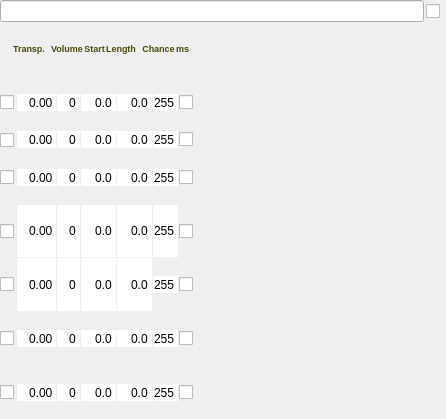
This is Qt/qt4_patch_widget.ui in kmatheussen/radium as Qt 5 draws it before an edit. The edited form follows.
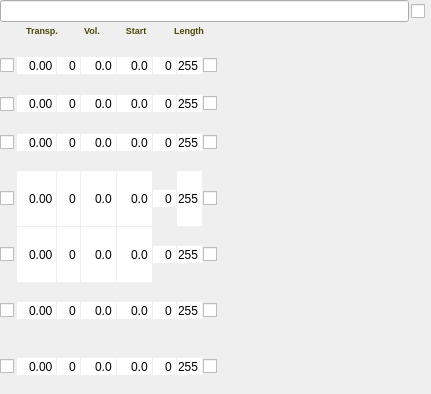
This is the edited form.

Commit message: Instrument GUI: Add "pan" column to the note duplicator. Only enabled in the sample player and the Pd instrument since those are the only instruments supporting panning of individual notes.

The edit to the form file:
```diff
--- a/Qt/qt4_patch_widget.ui
+++ b/Qt/qt4_patch_widget.ui
@@ -6,8 +6,8 @@
    <rect>
     <x>0</x>
     <y>0</y>
-    <width>446</width>
-    <height>419</height>
+    <width>431</width>
+    <height>394</height>
    </rect>
   </property>
   <property name="sizePolicy">
@@ -125,31 +125,28 @@
        <number>0</number>
       </property>
       <item>
-       <layout class="QHBoxLayout" name="horizontalLayout_22">
-        <property name="spacing">
-         <number>1</number>
+       <widget class="QWidget" name="labels_widget" native="true">
+        <property name="minimumSize">
+         <size>
+          <width>0</width>
+          <height>15</height>
+         </size>
         </property>
-        <property name="rightMargin">
-         <number>0</number>
-        </property>
-        <item>
-         <spacer name="horizontalSpacer_9">
-          <property name="orientation">
-           <enum>Qt::Horizontal</enum>
-          </property>
-          <property name="sizeType">
-           <enum>QSizePolicy::Fixed</enum>
-          </property>
-          <property name="sizeHint" stdset="0">
+        <property name="maximumSize">
            <size>
-            <width>13</width>
-            <height>2</height>
-           </size>
-          </property>
-         </spacer>
-        </item>
-        <item>
+          <width>16777215</width>
+          <height>15</height>
+         </size>
+        </property>
          <widget class="QLabel" name="nd_label4">
+         <property name="geometry">
+          <rect>
+           <x>24</x>
+           <y>1</y>
+           <width>36</width>
+           <height>16</height>
+          </rect>
+         </property>
           <property name="sizePolicy">
            <sizepolicy hsizetype="Fixed" vsizetype="Preferred">
             <horstretch>0</horstretch>
@@ -163,25 +160,15 @@
            <set>Qt::AlignCenter</set>
           </property>
          </widget>
-        </item>
-        <item>
-         <spacer name="horizontalSpacer_5">
-          <property name="orientation">
-           <enum>Qt::Horizontal</enum>
-          </property>
-          <property name="sizeType">
-           <enum>QSizePolicy::Fixed</enum>
-          </property>
-          <property name="sizeHint" stdset="0">
-           <size>
-            <width>5</width>
-            <height>20</height>
-           </size>
-          </property>
-         </spacer>
-        </item>
-        <item>
          <widget class="QLabel" name="nd_label1">
+         <property name="geometry">
+          <rect>
+           <x>84</x>
+           <y>1</y>
+           <width>16</width>
+           <height>16</height>
+          </rect>
+         </property>
           <property name="sizePolicy">
            <sizepolicy hsizetype="Fixed" vsizetype="Preferred">
             <horstretch>0</horstretch>
@@ -189,7 +176,7 @@
            </sizepolicy>
           </property>
           <property name="text">
-           <string>&lt;html&gt;&lt;head/&gt;&lt;body&gt;&lt;p&gt;&lt;span style=&quot; font-size:7pt; font-weight:600; color:#4a4808;&quot;&gt;Volume&lt;/span&gt;&lt;/p&gt;&lt;/body&gt;&lt;/html&gt;</string>
+          <string>&lt;html&gt;&lt;head/&gt;&lt;body&gt;&lt;p&gt;&lt;span style=&quot; font-size:7pt; font-weight:600; color:#4a4808;&quot;&gt;Vol.&lt;/span&gt;&lt;/p&gt;&lt;/body&gt;&lt;/html&gt;</string>
           </property>
           <property name="scaledContents">
            <bool>false</bool>
@@ -201,9 +188,15 @@
            <number>-1</number>
           </property>
          </widget>
-        </item>
-        <item>
          <widget class="QLabel" name="nd_label2">
+         <property name="geometry">
+          <rect>
+           <x>124</x>
+           <y>1</y>
+           <width>24</width>
+           <height>16</height>
+          </rect>
+         </property>
           <property name="sizePolicy">
            <sizepolicy hsizetype="Fixed" vsizetype="Preferred">
             <horstretch>0</horstretch>
@@ -217,9 +210,15 @@
            <set>Qt::AlignCenter</set>
           </property>
          </widget>
-        </item>
-        <item>
          <widget class="QLabel" name="nd_label3">
+         <property name="geometry">
+          <rect>
+           <x>172</x>
+           <y>1</y>
+           <width>34</width>
+           <height>16</height>
+          </rect>
+         </property>
           <property name="sizePolicy">
            <sizepolicy hsizetype="Fixed" vsizetype="Minimum">
             <horstretch>0</horstretch>
@@ -233,25 +232,15 @@
            <set>Qt::AlignCenter</set>
           </property>
          </widget>
-        </item>
-        <item>
-         <spacer name="horizontalSpacer_8">
-          <property name="orientation">
-           <enum>Qt::Horizontal</enum>
-          </property>
-          <property name="sizeType">
-           <enum>QSizePolicy::Fixed</enum>
-          </property>
-          <property name="sizeHint" stdset="0">
-           <size>
-            <width>5</width>
-            <height>20</height>
-           </size>
-          </property>
-         </spacer>
-        </item>
-        <item>
          <widget class="QLabel" name="nd_label5">
+         <property name="geometry">
+          <rect>
+           <x>272</x>
+           <y>1</y>
+           <width>36</width>
+           <height>16</height>
+          </rect>
+         </property>
           <property name="sizePolicy">
            <sizepolicy hsizetype="Fixed" vsizetype="Minimum">
             <horstretch>0</horstretch>
@@ -265,9 +254,15 @@
            <set>Qt::AlignCenter</set>
           </property>
          </widget>
-        </item>
-        <item>
          <widget class="QLabel" name="timeformat_label">
+         <property name="geometry">
+          <rect>
+           <x>332</x>
+           <y>1</y>
+           <width>16</width>
+           <height>16</height>
+          </rect>
+         </property>
           <property name="sizePolicy">
            <sizepolicy hsizetype="Fixed" vsizetype="Minimum">
             <horstretch>0</horstretch>
@@ -281,8 +276,29 @@
            <set>Qt::AlignCenter</set>
           </property>
          </widget>
-        </item>
-       </layout>
+        <widget class="QLabel" name="pan_label">
+         <property name="geometry">
+          <rect>
+           <x>230</x>
+           <y>1</y>
+           <width>18</width>
+           <height>16</height>
+          </rect>
+         </property>
+         <property name="sizePolicy">
+          <sizepolicy hsizetype="Fixed" vsizetype="Minimum">
+           <horstretch>0</horstretch>
+           <verstretch>0</verstretch>
+          </sizepolicy>
+         </property>
+         <property name="text">
+          <string>&lt;html&gt;&lt;head/&gt;&lt;body&gt;&lt;p&gt;&lt;span style=&quot; font-size:7pt; font-weight:600; color:#4a4808;&quot;&gt;Pan&lt;/span&gt;&lt;/p&gt;&lt;/body&gt;&lt;/html&gt;</string>
+         </property>
+         <property name="alignment">
+          <set>Qt::AlignCenter</set>
+         </property>
+        </widget>
+       </widget>
       </item>
       <item>
        <layout class="QHBoxLayout" name="horizontalLayout_14">
@@ -427,6 +443,31 @@
           </property>
          </widget>
         </item>
+        <item>
+         <widget class="QSpinBox" name="p1">
+          <property name="sizePolicy">
+           <sizepolicy hsizetype="Fixed" vsizetype="Fixed">
+            <horstretch>0</horstretch>
+            <verstretch>0</verstretch>
+           </sizepolicy>
+          </property>
+          <property name="frame">
+           <bool>false</bool>
+          </property>
+          <property name="alignment">
+           <set>Qt::AlignRight|Qt::AlignTrailing|Qt::AlignVCenter</set>
+          </property>
+          <property name="buttonSymbols">
+           <enum>QAbstractSpinBox::NoButtons</enum>
+          </property>
+          <property name="minimum">
+           <number>-90</number>
+          </property>
+          <property name="maximum">
+           <number>90</number>
+          </property>
+         </widget>
+        </item>
         <item>
          <widget class="QSpinBox" name="c1">
           <property name="sizePolicy">
@@ -610,6 +651,31 @@
           </property>
          </widget>
         </item>
+        <item>
+         <widget class="QSpinBox" name="p2">
+          <property name="sizePolicy">
+           <sizepolicy hsizetype="Fixed" vsizetype="Fixed">
+            <horstretch>0</horstretch>
+            <verstretch>0</verstretch>
+           </sizepolicy>
+          </property>
+          <property name="frame">
+           <bool>false</bool>
+          </property>
+          <property name="alignment">
+           <set>Qt::AlignRight|Qt::AlignTrailing|Qt::AlignVCenter</set>
+          </property>
+          <property name="buttonSymbols">
+           <enum>QAbstractSpinBox::NoButtons</enum>
+          </property>
+          <property name="minimum">
+           <number>-90</number>
+          </property>
+          <property name="maximum">
+           <number>90</number>
+          </property>
+         </widget>
+        </item>
         <item>
          <widget class="QSpinBox" name="c2">
           <property name="sizePolicy">
@@ -796,6 +862,31 @@
           </property>
          </widget>
         </item>
+        <item>
+         <widget class="QSpinBox" name="p3">
+          <property name="sizePolicy">
+           <sizepolicy hsizetype="Fixed" vsizetype="Fixed">
+            <horstretch>0</horstretch>
+            <verstretch>0</verstretch>
+           </sizepolicy>
+          </property>
+          <property name="frame">
+           <bool>false</bool>
+          </property>
+          <property name="alignment">
+           <set>Qt::AlignRight|Qt::AlignTrailing|Qt::AlignVCenter</set>
+          </property>
+          <property name="buttonSymbols">
+           <enum>QAbstractSpinBox::NoButtons</enum>
+          </property>
+          <property name="minimum">
+           <number>-90</number>
+          </property>
+          <property name="maximum">
+           <number>90</number>
+          </property>
+         </widget>
+        </item>
         <item>
          <widget class="QSpinBox" name="c3">
           <property name="sizePolicy">
@@ -982,6 +1073,31 @@
           </property>
          </widget>
         </item>
+        <item>
+         <widget class="QSpinBox" name="p4">
+          <property name="sizePolicy">
+           <sizepolicy hsizetype="Fixed" vsizetype="Fixed">
+            <horstretch>0</horstretch>
+            <verstretch>0</verstretch>
+           </sizepolicy>
+          </property>
+          <property name="frame">
+           <bool>false</bool>
+          </property>
+          <property name="alignment">
+           <set>Qt::AlignRight|Qt::AlignTrailing|Qt::AlignVCenter</set>
+          </property>
+          <property name="buttonSymbols">
+           <enum>QAbstractSpinBox::NoButtons</enum>
+          </property>
+          <property name="minimum">
+           <number>-90</number>
+          </property>
+          <property name="maximum">
+           <number>90</number>
+          </property>
+         </widget>
+        </item>
         <item>
          <widget class="QSpinBox" name="c4">
           <property name="sizePolicy">
@@ -1168,6 +1284,31 @@
           </property>
          </widget>
         </item>
+        <item>
+         <widget class="QSpinBox" name="p5">
+          <property name="sizePolicy">
+           <sizepolicy hsizetype="Fixed" vsizetype="Fixed">
+            <horstretch>0</horstretch>
+            <verstretch>0</verstretch>
+           </sizepolicy>
+          </property>
+          <property name="frame">
+           <bool>false</bool>
+          </property>
+          <property name="alignment">
+           <set>Qt::AlignRight|Qt::AlignTrailing|Qt::AlignVCenter</set>
+          </property>
+          <property name="buttonSymbols">
+           <enum>QAbstractSpinBox::NoButtons</enum>
+          </property>
+          <property name="minimum">
+           <number>-90</number>
+          </property>
+          <property name="maximum">
+           <number>90</number>
+          </property>
+         </widget>
+        </item>
         <item>
          <widget class="QSpinBox" name="c5">
           <property name="sizePolicy">
@@ -1351,6 +1492,31 @@
           </property>
          </widget>
         </item>
+        <item>
+         <widget class="QSpinBox" name="p6">
+          <property name="sizePolicy">
+           <sizepolicy hsizetype="Fixed" vsizetype="Fixed">
+            <horstretch>0</horstretch>
+            <verstretch>0</verstretch>
+           </sizepolicy>
+          </property>
+          <property name="frame">
+           <bool>false</bool>
+          </property>
+          <property name="alignment">
+           <set>Qt::AlignRight|Qt::AlignTrailing|Qt::AlignVCenter</set>
+          </property>
+          <property name="buttonSymbols">
+           <enum>QAbstractSpinBox::NoButtons</enum>
+          </property>
+          <property name="minimum">
+           <number>-90</number>
+          </property>
+          <property name="maximum">
+           <number>90</number>
+          </property>
+         </widget>
+        </item>
         <item>
          <widget class="QSpinBox" name="c6">
           <property name="sizePolicy">
@@ -1534,6 +1700,31 @@
           </property>
          </widget>
         </item>
+        <item>
+         <widget class="QSpinBox" name="p7">
+          <property name="sizePolicy">
+           <sizepolicy hsizetype="Fixed" vsizetype="Fixed">
+            <horstretch>0</horstretch>
+            <verstretch>0</verstretch>
+           </sizepolicy>
+          </property>
+          <property name="frame">
+           <bool>false</bool>
+          </property>
+          <property name="alignment">
+           <set>Qt::AlignRight|Qt::AlignTrailing|Qt::AlignVCenter</set>
+          </property>
+          <property name="buttonSymbols">
+           <enum>QAbstractSpinBox::NoButtons</enum>
+          </property>
+          <property name="minimum">
+           <number>-90</number>
+          </property>
+          <property name="maximum">
+           <number>90</number>
+          </property>
+         </widget>
+        </item>
         <item>
          <widget class="QSpinBox" name="c7">
           <property name="sizePolicy">
```
Lines whose indentation alone changed are shown as unchanged. The commit also changes 4 other files.
